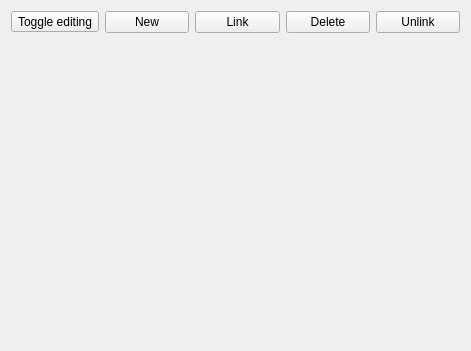
daveisfera/QGIS, file src/ui/qgsrelationeditorwidgetbase.ui: the form before one commit.
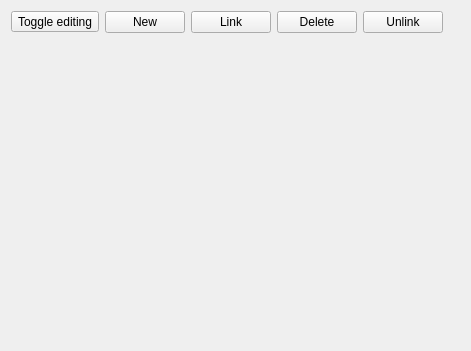
The form after the commit. Icons and pictures are not drawn. Custom widgets are drawn as their Qt base class.

The edit to the form file:
```diff
--- a/src/ui/qgsrelationeditorwidgetbase.ui
+++ b/src/ui/qgsrelationeditorwidgetbase.ui
@@ -67,6 +67,19 @@
        </property>
       </widget>
      </item>
+     <item>
+      <spacer name="horizontalSpacer">
+       <property name="orientation">
+        <enum>Qt::Horizontal</enum>
+       </property>
+       <property name="sizeHint" stdset="0">
+        <size>
+         <width>40</width>
+         <height>20</height>
+        </size>
+       </property>
+      </spacer>
+     </item>
     </layout>
    </item>
    <item>
```
